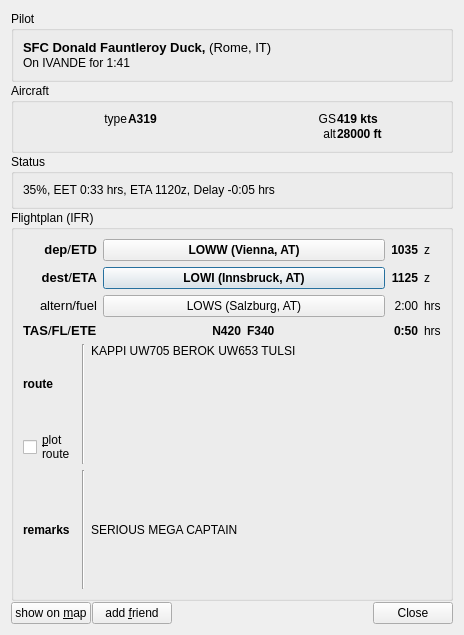
The window that QuteScoop/src/PilotDetails.ui (qutescoop/qutescoop) describes before a commit, drawn with Qt 5.
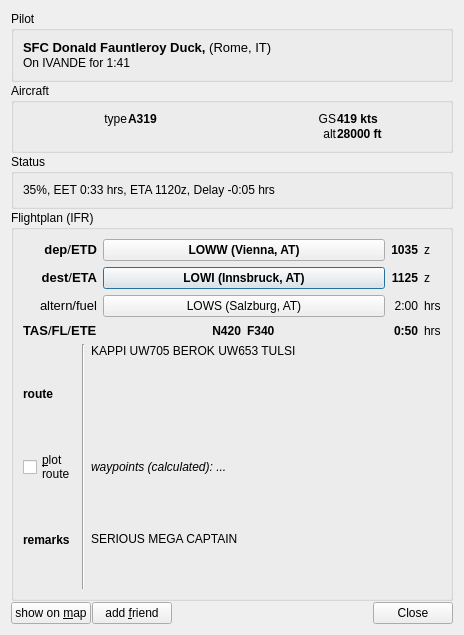
The same window after the commit. Icons and pictures are not drawn.

Patch:
```diff
--- a/QuteScoop/src/PilotDetails.ui
+++ b/QuteScoop/src/PilotDetails.ui
@@ -465,50 +465,7 @@
       </item>
       <item row="1" column="0">
        <layout class="QGridLayout" name="gridLayout_4">
-        <item row="0" column="0">
-         <layout class="QVBoxLayout" name="verticalLayout_2">
-          <item>
-           <widget class="QLabel" name="label_6">
-            <property name="sizePolicy">
-             <sizepolicy hsizetype="Maximum" vsizetype="Preferred">
-              <horstretch>0</horstretch>
-              <verstretch>0</verstretch>
-             </sizepolicy>
-            </property>
-            <property name="font">
-             <font>
-              <weight>75</weight>
-              <bold>true</bold>
-             </font>
-            </property>
-            <property name="text">
-             <string>route</string>
-            </property>
-            <property name="alignment">
-             <set>Qt::AlignRight|Qt::AlignTrailing|Qt::AlignVCenter</set>
-            </property>
-           </widget>
-          </item>
-          <item>
-           <widget class="QCheckBox" name="cbPlotRoute">
-            <property name="sizePolicy">
-             <sizepolicy hsizetype="Maximum" vsizetype="Fixed">
-              <horstretch>0</horstretch>
-              <verstretch>0</verstretch>
-             </sizepolicy>
-            </property>
-            <property name="toolTip">
-             <string>Plot route on map (requires Navigation Database). Also accessible via right click on the airplane's label on the map. (Uses Navigation Database if available)</string>
-            </property>
-            <property name="text">
-             <string>&amp;plot
-route</string>
-            </property>
-           </widget>
-          </item>
-         </layout>
-        </item>
-        <item row="0" column="2">
+        <item row="0" column="3">
          <widget class="QLabel" name="lblRoute">
           <property name="sizePolicy">
            <sizepolicy hsizetype="Preferred" vsizetype="Expanding">
@@ -529,11 +486,11 @@
            <bool>true</bool>
           </property>
           <property name="textInteractionFlags">
-           <set>Qt::LinksAccessibleByMouse|Qt::TextSelectableByMouse</set>
+           <set>Qt::LinksAccessibleByMouse|Qt::TextSelectableByKeyboard|Qt::TextSelectableByMouse</set>
           </property>
          </widget>
         </item>
-        <item row="1" column="0">
+        <item row="2" column="0">
          <widget class="QLabel" name="label">
           <property name="sizePolicy">
            <sizepolicy hsizetype="Maximum" vsizetype="Preferred">
@@ -552,7 +509,7 @@
           </property>
          </widget>
         </item>
-        <item row="1" column="2">
+        <item row="2" column="3">
          <widget class="QLabel" name="lblRemarks">
           <property name="sizePolicy">
            <sizepolicy hsizetype="Preferred" vsizetype="Expanding">
@@ -566,19 +523,72 @@
           <property name="wordWrap">
            <bool>true</bool>
           </property>
+          <property name="textInteractionFlags">
+           <set>Qt::LinksAccessibleByMouse|Qt::TextSelectableByKeyboard|Qt::TextSelectableByMouse</set>
+          </property>
          </widget>
         </item>
-        <item row="0" column="1">
+        <item row="0" column="1" rowspan="3">
          <widget class="Line" name="line">
           <property name="orientation">
            <enum>Qt::Vertical</enum>
           </property>
          </widget>
         </item>
-        <item row="1" column="1">
-         <widget class="Line" name="line_2">
-          <property name="orientation">
-           <enum>Qt::Vertical</enum>
+        <item row="1" column="3">
+         <widget class="QLabel" name="lblPlotStatus">
+          <property name="font">
+           <font>
+            <italic>true</italic>
+           </font>
+          </property>
+          <property name="text">
+           <string>waypoints (calculated): ...</string>
+          </property>
+          <property name="wordWrap">
+           <bool>true</bool>
+          </property>
+          <property name="textInteractionFlags">
+           <set>Qt::LinksAccessibleByMouse|Qt::TextSelectableByKeyboard|Qt::TextSelectableByMouse</set>
+          </property>
+         </widget>
+        </item>
+        <item row="1" column="0">
+         <widget class="QCheckBox" name="cbPlotRoute">
+          <property name="sizePolicy">
+           <sizepolicy hsizetype="Maximum" vsizetype="Fixed">
+            <horstretch>0</horstretch>
+            <verstretch>0</verstretch>
+           </sizepolicy>
+          </property>
+          <property name="toolTip">
+           <string>Plot route on map (requires Navigation Database). Also accessible via right click on the airplane's label on the map. (Uses Navigation Database if available)</string>
+          </property>
+          <property name="text">
+           <string>&amp;plot
+route</string>
+          </property>
+         </widget>
+        </item>
+        <item row="0" column="0">
+         <widget class="QLabel" name="label_6">
+          <property name="sizePolicy">
+           <sizepolicy hsizetype="Maximum" vsizetype="Preferred">
+            <horstretch>0</horstretch>
+            <verstretch>0</verstretch>
+           </sizepolicy>
+          </property>
+          <property name="font">
+           <font>
+            <weight>75</weight>
+            <bold>true</bold>
+           </font>
+          </property>
+          <property name="text">
+           <string>route</string>
+          </property>
+          <property name="alignment">
+           <set>Qt::AlignRight|Qt::AlignTrailing|Qt::AlignVCenter</set>
           </property>
          </widget>
         </item>
```
Left out of the diff: 8 changed lines with no effect on the pictures.
